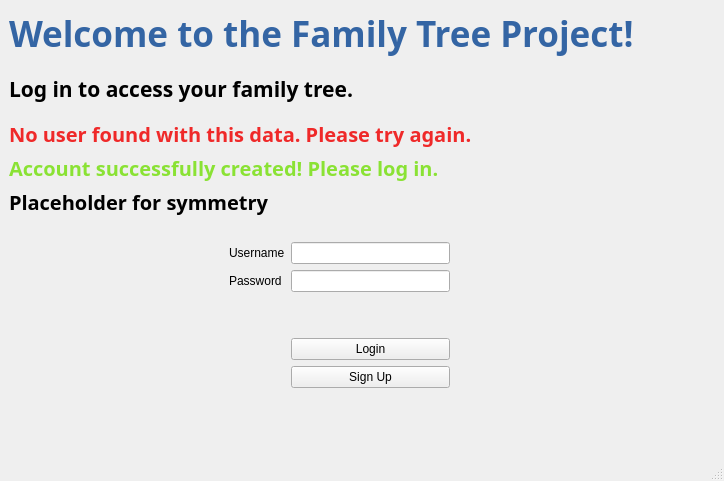
Above: FamilyTree/src/gui/userwindow.ui from moumitahmad/Stammbaum before the change. Below: the same form after it.
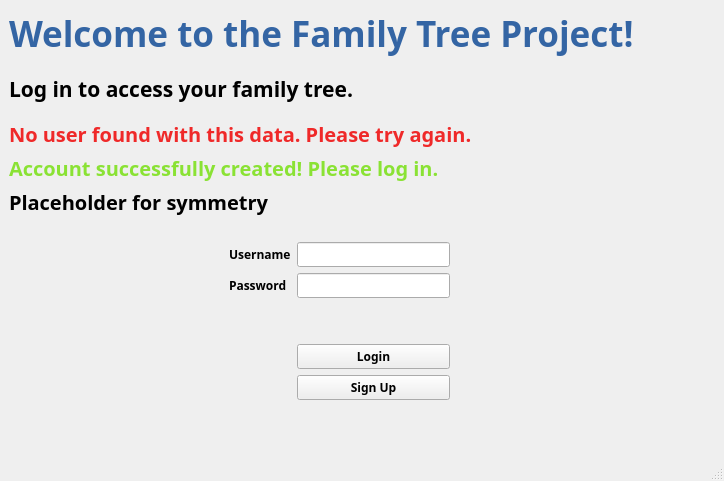
That is the form after the change.

The edit to the form file:
```diff
--- a/FamilyTree/src/gui/userwindow.ui
+++ b/FamilyTree/src/gui/userwindow.ui
@@ -23,6 +23,13 @@
      <layout class="QGridLayout" name="gridLayout_3">
       <item row="0" column="0">
        <widget class="QStackedWidget" name="stackedWidget">
+        <property name="font">
+         <font>
+          <family>Sawasdee</family>
+          <weight>75</weight>
+          <bold>true</bold>
+         </font>
+        </property>
         <property name="currentIndex">
          <number>0</number>
         </property>
@@ -33,7 +40,7 @@
             <x>0</x>
             <y>0</y>
             <width>661</width>
-            <height>390</height>
+            <height>411</height>
            </rect>
           </property>
           <layout class="QVBoxLayout" name="verticalLayout_5">
@@ -199,6 +206,13 @@
                    <verstretch>0</verstretch>
                   </sizepolicy>
                  </property>
+                 <property name="font">
+                  <font>
+                   <family>Sawasdee</family>
+                   <weight>75</weight>
+                   <bold>true</bold>
+                  </font>
+                 </property>
                  <property name="text">
                   <string>Username</string>
                  </property>
@@ -206,6 +220,13 @@
                </item>
                <item row="4" column="1">
                 <widget class="QPushButton" name="newUserButton">
+                 <property name="font">
+                  <font>
+                   <family>Sawasdee</family>
+                   <weight>75</weight>
+                   <bold>true</bold>
+                  </font>
+                 </property>
                  <property name="text">
                   <string>Sign Up</string>
                  </property>
@@ -229,23 +250,53 @@
                </item>
                <item row="3" column="1">
                 <widget class="QPushButton" name="loginButton">
+                 <property name="font">
+                  <font>
+                   <family>Sawasdee</family>
+                   <weight>75</weight>
+                   <bold>true</bold>
+                  </font>
+                 </property>
                  <property name="text">
                   <string>Login</string>
                  </property>
                 </widget>
                </item>
                <item row="0" column="1">
-                <widget class="QLineEdit" name="in_username"/>
+                <widget class="QLineEdit" name="in_username">
+                 <property name="font">
+                  <font>
+                   <family>Sawasdee</family>
+                   <weight>75</weight>
+                   <bold>true</bold>
+                  </font>
+                 </property>
+                </widget>
                </item>
                <item row="1" column="0">
                 <widget class="QLabel" name="password">
+                 <property name="font">
+                  <font>
+                   <family>Sawasdee</family>
+                   <weight>75</weight>
+                   <bold>true</bold>
+                  </font>
+                 </property>
                  <property name="text">
                   <string>Password</string>
                  </property>
                 </widget>
                </item>
                <item row="1" column="1">
-                <widget class="QLineEdit" name="in_password"/>
+                <widget class="QLineEdit" name="in_password">
+                 <property name="font">
+                  <font>
+                   <family>Sawasdee</family>
+                   <weight>75</weight>
+                   <bold>true</bold>
+                  </font>
+                 </property>
+                </widget>
                </item>
               </layout>
              </item>
```
Left out of the diff: 50 changed lines with no effect on the pictures.
